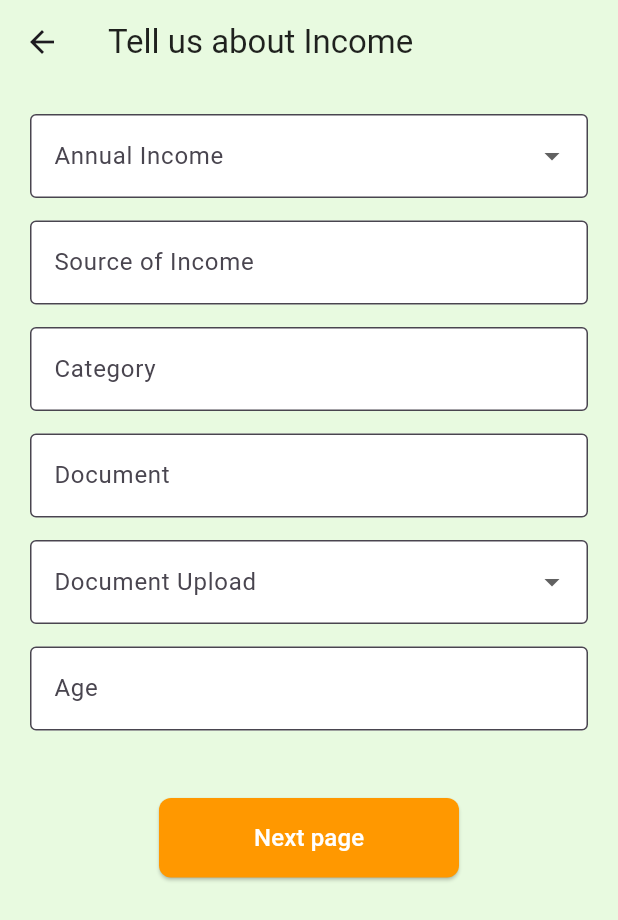
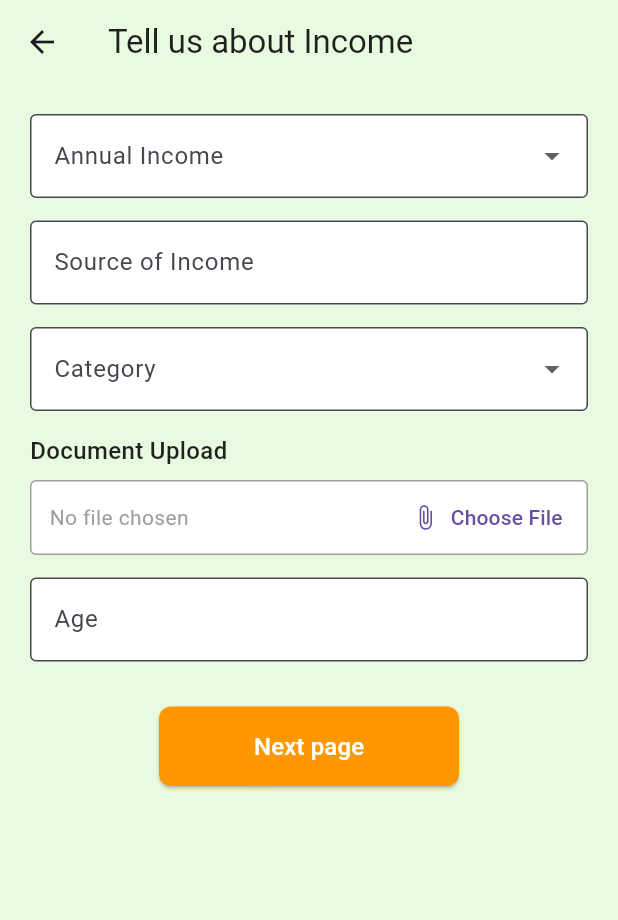
Before and after one commit to MrGojo/EY, a Flutter app: the IncomeScreen screen opened directly, on a phone screen of 412 x 824 dp. Shown: the top 920 px of the screen. Run offline on Flutter 3.47's test engine with Material 3 defaults, Android fonts, the phone set to English and light mode, and no system bars; our stand-ins replace file_picker.

Commit message:
Initial commit: EY Flutter project

```diff
--- a/lib/screens/income_screen.dart
+++ b/lib/screens/income_screen.dart
@@ -1,6 +1,5 @@
 import 'package:flutter/material.dart';
 import 'package:file_picker/file_picker.dart';
-import '../widgets/custom_text_field.dart';
 import 'dashboard_screen.dart';
 
 class IncomeScreen extends StatefulWidget {
@@ -13,12 +12,18 @@ class IncomeScreen extends StatefulWidget {
 class _IncomeScreenState extends State<IncomeScreen> {
   final _formKey = GlobalKey<FormState>();
   String? _selectedAnnualIncome;
+  String? _selectedCategory;
   final _sourceController = TextEditingController();
-  final _categoryController = TextEditingController();
-  final _documentController = TextEditingController();
-  String? _selectedUploadStatus;
   final _ageController = TextEditingController();
-  PlatformFile? _selectedFile; // Add this variable
+  PlatformFile? _selectedFile;
+
+  // List of categories
+  final List<String> _categories = [
+    'EWS',
+    'SC/ST',
+    'OBC',
+    'General',
+  ];
 
   Future<void> _pickDocument() async {
     try {
@@ -30,7 +35,6 @@ class _IncomeScreenState extends State<IncomeScreen> {
       if (result != null) {
         setState(() {
           _selectedFile = result.files.first;
-          _documentController.text = _selectedFile!.name;
         });
       }
     } catch (e) {
@@ -43,7 +47,6 @@ class _IncomeScreenState extends State<IncomeScreen> {
     }
   }
 
-  // Replace the document TextField with this new widget
   Widget _buildDocumentField() {
     return Column(
       crossAxisAlignment: CrossAxisAlignment.start,
@@ -57,18 +60,15 @@ class _IncomeScreenState extends State<IncomeScreen> {
           child: Row(
             children: [
               Expanded(
-                child: TextFormField(
-                  controller: _documentController,
-                  readOnly: true,
-                  decoration: const InputDecoration(
-                    labelText: 'Document',
-                    border: InputBorder.none,
-                    contentPadding: EdgeInsets.symmetric(horizontal: 12),
+                child: Padding(
+                  padding: const EdgeInsets.symmetric(horizontal: 12),
+                  child: Text(
+                    _selectedFile?.name ?? 'No file chosen',
+                    style: TextStyle(
+                      color: _selectedFile != null ? Colors.black : Colors.grey,
+                    ),
+                    overflow: TextOverflow.ellipsis,
                   ),
-                  validator: (value) {
-                    if (value?.isEmpty ?? true) return 'Document is required';
-                    return null;
-                  },
                 ),
               ),
               TextButton.icon(
@@ -93,7 +93,6 @@ class _IncomeScreenState extends State<IncomeScreen> {
       ],
     );
   }
-
 
   @override
   Widget build(BuildContext context) {
@@ -140,69 +139,73 @@ class _IncomeScreenState extends State<IncomeScreen> {
               ),
               const SizedBox(height: 15),
 
-              CustomTextField(
+              TextFormField(
                 controller: _sourceController,
-                label: 'Source of Income',
+                decoration: const InputDecoration(
+                  labelText: 'Source of Income',
+                  border: OutlineInputBorder(),
+                  filled: true,
+                  fillColor: Colors.white,
+                ),
                 validator: (value) {
                   if (value?.isEmpty ?? true) return 'Source is required';
                   return null;
                 },
               ),
-
-              CustomTextField(
-                controller: _categoryController,
-                label: 'Category',
-                validator: (value) {
-                  if (value?.isEmpty ?? true) return 'Category is required';
-                  return null;
-                },
-              ),
-
-              CustomTextField(
-                controller: _documentController,
-                label: 'Document',
-                validator: (value) {
-                  if (value?.isEmpty ?? true) return 'Document is required';
-                  return null;
-                },
-              ),
+              const SizedBox(height: 15),
 
               DropdownButtonFormField<String>(
-                value: _selectedUploadStatus,
+                value: _selectedCategory,
                 decoration: const InputDecoration(
-                  labelText: 'Document Upload',
+                  labelText: 'Category',
                   border: OutlineInputBorder(),
                   filled: true,
                   fillColor: Colors.white,
                 ),
-                items: ['Uploaded', 'Not Uploaded']
-                    .map((status) => DropdownMenuItem(
-                          value: status,
-                          child: Text(status),
+                items: _categories
+                    .map((category) => DropdownMenuItem(
+                          value: category,
+                          child: Text(category),
                         ))
                     .toList(),
                 onChanged: (value) {
                   setState(() {
-                    _selectedUploadStatus = value;
+                    _selectedCategory = value;
                   });
                 },
                 validator: (value) {
-                  if (value == null) return 'Please select upload status';
+                  if (value == null) return 'Please select a category';
                   return null;
                 },
               ),
               const SizedBox(height: 15),
 
-              CustomTextField(
+              const Text(
+                'Document Upload',
+                style: TextStyle(
+                  fontSize: 16,
+                  fontWeight: FontWeight.w500,
+                  color: Colors.black87,
+                ),
+              ),
+              const SizedBox(height: 8),
+              _buildDocumentField(),
+              const SizedBox(height: 15),
+
+              TextFormField(
                 controller: _ageController,
-                label: 'Age',
+                decoration: const InputDecoration(
+                  labelText: 'Age',
+                  border: OutlineInputBorder(),
+                  filled: true,
+                  fillColor: Colors.white,
+                ),
+                keyboardType: TextInputType.number,
                 validator: (value) {
                   if (value?.isEmpty ?? true) return 'Age is required';
                   return null;
                 },
-                keyboardType: TextInputType.number,
               ),
-
               const SizedBox(height: 30),
 
               Center(
@@ -210,11 +213,18 @@ class _IncomeScreenState extends State<IncomeScreen> {
                   width: 200,
                   child: ElevatedButton(
                     onPressed: () {
-                      if (_formKey.currentState!.validate()) {
+                      if (_formKey.currentState!.validate() && _selectedFile != null) {
                         Navigator.pushReplacement(
                           context,
                           MaterialPageRoute(
                             builder: (context) => const DashboardScreen(),
+                          ),
+                        );
+                      } else if (_selectedFile == null) {
+                        ScaffoldMessenger.of(context).showSnackBar(
+                          const SnackBar(
+                            content: Text('Please upload a document'),
+                            backgroundColor: Colors.red,
                           ),
                         );
                       }
@@ -246,8 +256,6 @@ class _IncomeScreenState extends State<IncomeScreen> {
   @override
   void dispose() {
     _sourceController.dispose();
-    _categoryController.dispose();
-    _documentController.dispose();
     _ageController.dispose();
     super.dispose();
   }
```
Also changed, not shown: lib/screens/family_schemes_screen.dart (+19 -1 lines), lib/screens/pradhan_mantri_awas_form.dart (added, +301 -0 lines).
